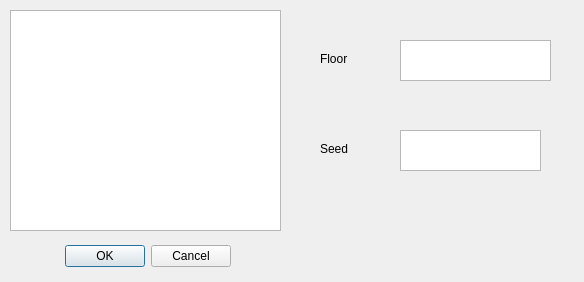
This is RegionalizationMaxP/ui_maxp.ui in plablo09/qgis-plugins as Qt 5 draws it before an edit. The edited form follows.
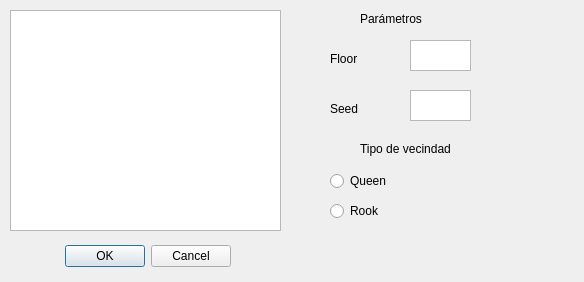
This is the edited form.

Commit message: posibilidad de elegir el tipo de vecindad (rook/queen)

```diff
--- a/RegionalizationMaxP/ui_maxp.ui
+++ b/RegionalizationMaxP/ui_maxp.ui
@@ -42,27 +42,27 @@
   <widget class="QPlainTextEdit" name="textFloor">
    <property name="geometry">
     <rect>
-     <x>400</x>
+     <x>410</x>
      <y>40</y>
-     <width>151</width>
-     <height>41</height>
+     <width>61</width>
+     <height>31</height>
     </rect>
    </property>
   </widget>
   <widget class="QTextEdit" name="textSeed">
    <property name="geometry">
     <rect>
-     <x>400</x>
-     <y>130</y>
-     <width>141</width>
-     <height>41</height>
+     <x>410</x>
+     <y>90</y>
+     <width>61</width>
+     <height>31</height>
     </rect>
    </property>
   </widget>
   <widget class="QLabel" name="label">
    <property name="geometry">
     <rect>
-     <x>320</x>
+     <x>330</x>
      <y>50</y>
      <width>66</width>
      <height>17</height>
@@ -75,8 +75,8 @@
   <widget class="QLabel" name="label_2">
    <property name="geometry">
     <rect>
-     <x>320</x>
-     <y>140</y>
+     <x>330</x>
+     <y>100</y>
      <width>66</width>
      <height>17</height>
     </rect>
@@ -85,6 +85,64 @@
     <string>Seed</string>
    </property>
   </widget>
+  <widget class="QLabel" name="label_3">
+   <property name="geometry">
+    <rect>
+     <x>360</x>
+     <y>10</y>
+     <width>101</width>
+     <height>17</height>
+    </rect>
+   </property>
+   <property name="text">
+    <string>Parámetros </string>
+   </property>
+  </widget>
+  <widget class="QRadioButton" name="queenButton">
+   <property name="geometry">
+    <rect>
+     <x>330</x>
+     <y>170</y>
+     <width>116</width>
+     <height>22</height>
+    </rect>
+   </property>
+   <property name="text">
+    <string>Queen</string>
+   </property>
+   <attribute name="buttonGroup">
+    <string notr="true">buttonGroup</string>
+   </attribute>
+  </widget>
+  <widget class="QRadioButton" name="rookButton">
+   <property name="geometry">
+    <rect>
+     <x>330</x>
+     <y>200</y>
+     <width>116</width>
+     <height>22</height>
+    </rect>
+   </property>
+   <property name="text">
+    <string>Rook</string>
+   </property>
+   <attribute name="buttonGroup">
+    <string notr="true">buttonGroup</string>
+   </attribute>
+  </widget>
+  <widget class="QLabel" name="label_4">
+   <property name="geometry">
+    <rect>
+     <x>360</x>
+     <y>140</y>
+     <width>111</width>
+     <height>17</height>
+    </rect>
+   </property>
+   <property name="text">
+    <string>Tipo de vecindad</string>
+   </property>
+  </widget>
  </widget>
  <resources/>
  <connections>
```
Left out of the diff: 3 changed lines with no effect on the pictures. The commit also changes 2 other files.
